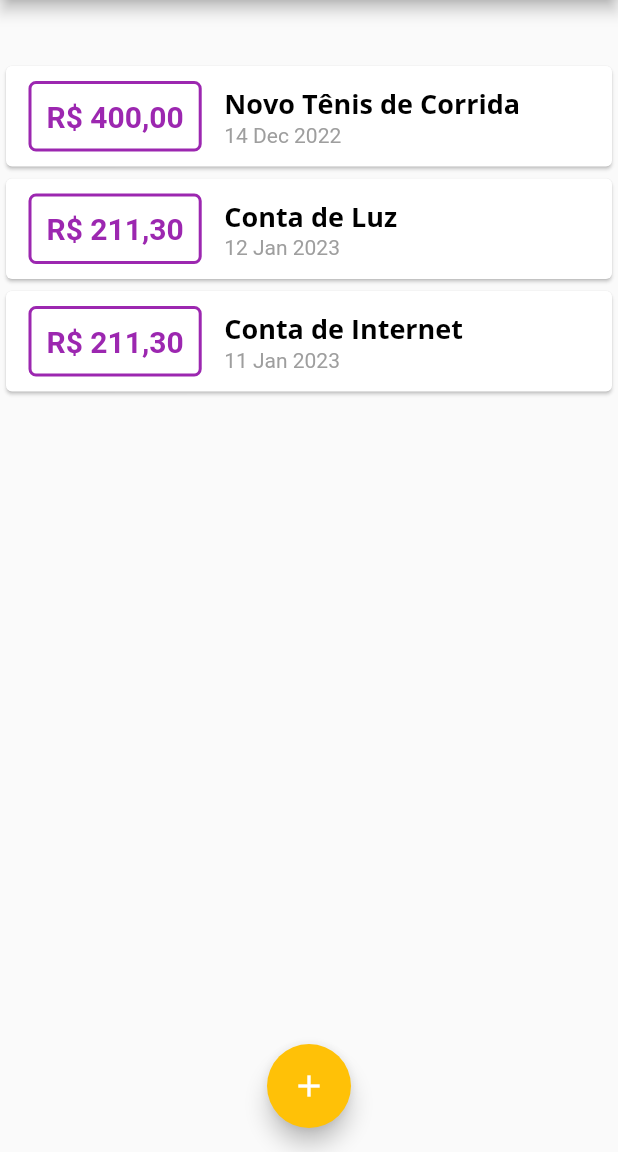
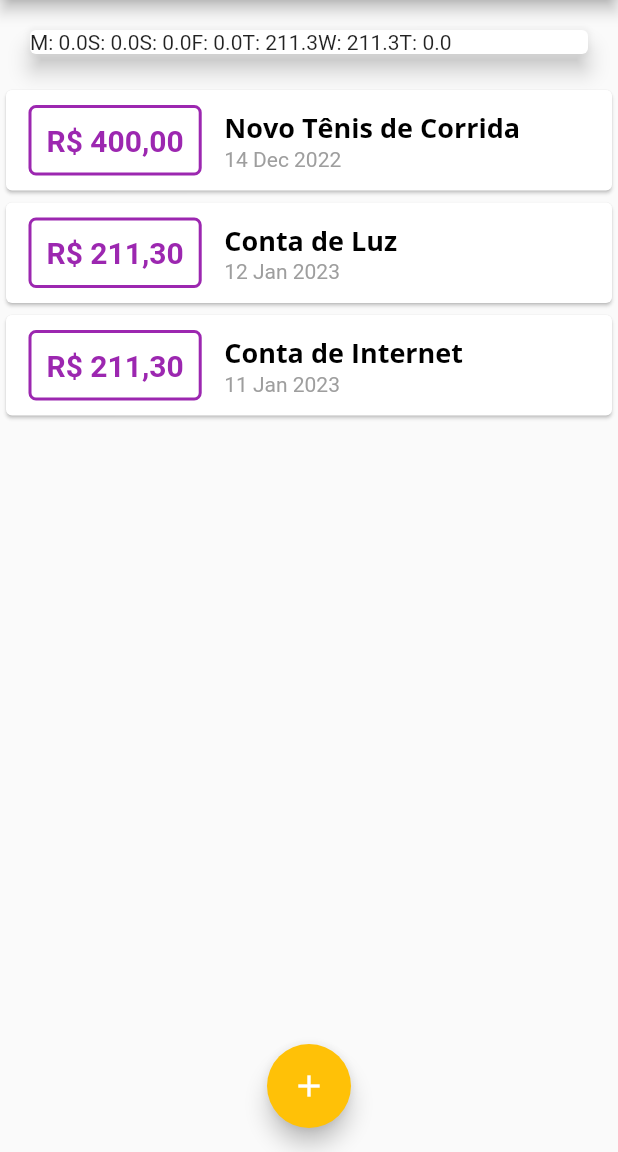
Before and after one commit to Jo-Analyst/expensesApp, a Flutter app: the screen it shows after launch, on a phone screen of 412 x 824 dp, the part 84-1236 px from its top. Run offline on Flutter 3.47's test engine with Material 2 defaults, Android fonts, the phone set to English and light mode, and no system bars.

Commit message:
122. Chart Widget #03

```diff
--- a/lib/components/chart.dart
+++ b/lib/components/chart.dart
@@ -23,9 +23,6 @@ class Chart extends StatelessWidget {
         }
       }
 
-      print(DateFormat.E().format(weekDay)[0]);
-      print(totalSum);
-
       return {
         'day': DateFormat.E().format(weekDay)[0],
         "value": totalSum,
@@ -40,7 +37,9 @@ class Chart extends StatelessWidget {
       elevation: 6,
       margin: const EdgeInsets.all(20),
       child: Row(
-        children: const <Widget>[],
+        children:  groupedTransctions.map((tr) {
+          return Text('${tr['day']}: ${tr['value']}');
+        }).toList(),
       ),
     );
   }
```
